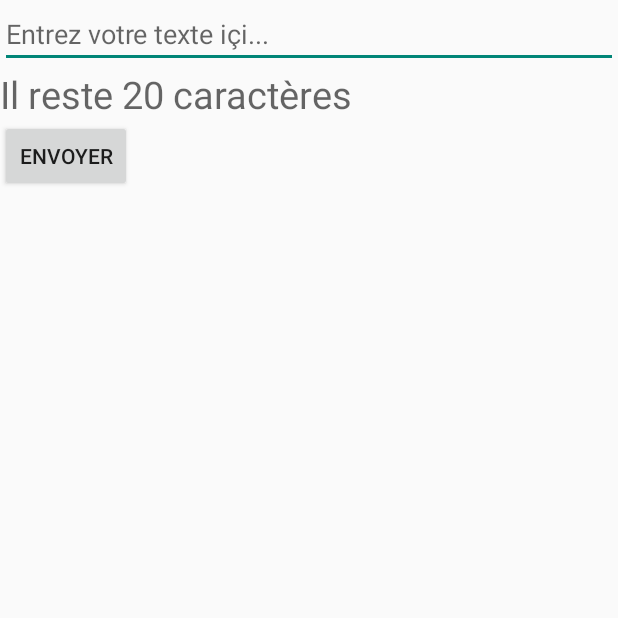
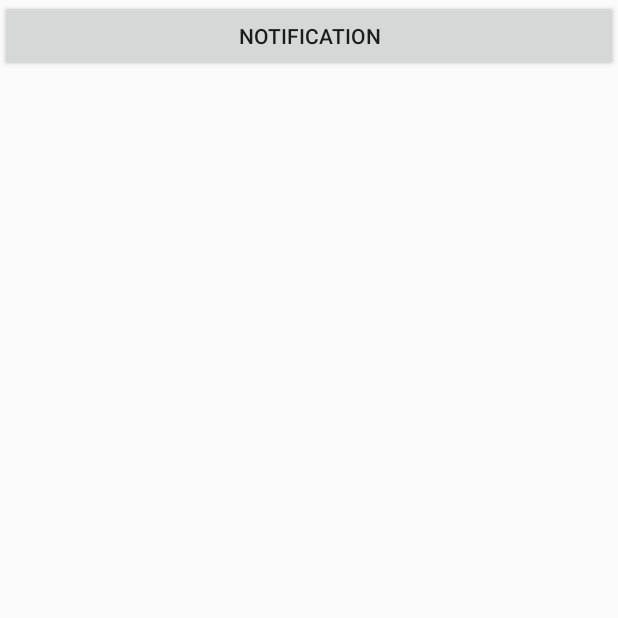
Before and after one commit to lmgichin/formations, an Android app: the screen it shows after launch (TextWatcherActivity before the commit, NotificationActivity after it), on a phone screen of 412 x 824 dp, the top half of it. Run offline under Robolectric (Android 15) with nearby library versions, the phone set to English and light mode, and no system bars.

Commit message:
Ajout NotificationActivity

```diff
--- a/FormationAndroid/app/src/main/AndroidManifest.xml
+++ b/FormationAndroid/app/src/main/AndroidManifest.xml
@@ -8,7 +8,7 @@
         android:label="@string/app_name"
         android:theme="@style/AppTheme" >
         <activity
-            android:name=".TextWatcherActivity"
+            android:name=".NotificationActivity"
             android:label="@string/app_name" >
             <intent-filter>
                 <action android:name="android.intent.action.MAIN" />
--- /dev/null
+++ b/FormationAndroid/app/src/main/java/com/mobiserenity/formationandroid/NotificationActivity.java
@@ -0,0 +1,58 @@
+package com.mobiserenity.formationandroid;
+
+import android.app.Activity;
+import android.app.Notification;
+import android.app.NotificationManager;
+import android.app.PendingIntent;
+import android.content.Intent;
+import android.os.Bundle;
+import android.view.View;
+import android.widget.Button;
+
+/**
+ * Created by lucio on 27/08/15.
+ */
+public class NotificationActivity extends Activity {
+
+    private int notificationId = 1;
+    private int REQUEST_CODE = 10;
+
+    public void onCreate(Bundle savedInstanceState) {
+
+        super.onCreate(savedInstanceState);
+        setContentView(R.layout.act_notification);
+
+        Button addNotificationBtn = (Button) findViewById(R.id.addNotification);
+
+        addNotificationBtn.setOnClickListener(new View.OnClickListener() {
+            @Override
+            public void onClick(View v) {
+                createSimpleNotification();
+            }
+        });
+    }
+
+    protected void createSimpleNotification() {
+        final NotificationManager notificationManager = (NotificationManager) getSystemService(NOTIFICATION_SERVICE);
+        final Intent notificationIntent = new Intent(this,NotificationActivity.class);
+
+        final PendingIntent notificationPendingIntent =
+                PendingIntent.getActivity(this, REQUEST_CODE, notificationIntent, PendingIntent.FLAG_ONE_SHOT);
+
+        Notification.Builder notificationBuilder =
+                new Notification.Builder(this)
+                        .setWhen(System.currentTimeMillis())
+                        .setTicker(getResources().getString(
+                                R.string.notification_launching_title))
+                        .setSmallIcon(R.mipmap.ic_launcher)
+                        .setContentTitle(
+                                getResources().getString(R.string.notification_title))
+                        .setContentText(getResources().getString(R.string.notification_desc))
+                        .setContentIntent(notificationPendingIntent);
+
+        PendingIntent pIntent = PendingIntent.getActivity(this, (int) System.currentTimeMillis(), notificationIntent, 0);
+        notificationBuilder.addAction(R.mipmap.ic_launcher, getString(R.string.share), pIntent);
+
+        notificationManager.notify(notificationId, notificationBuilder.getNotification());
+    }
+}
--- /dev/null
+++ b/FormationAndroid/app/src/main/res/layout/act_notification.xml
@@ -0,0 +1,14 @@
+<?xml version="1.0" encoding="utf-8"?>
+<LinearLayout
+    xmlns:android="http://schemas.android.com/apk/res/android"
+    android:layout_width="fill_parent"
+    android:layout_height="fill_parent"
+    android:orientation="vertical" >
+
+    <Button
+        android:layout_width="fill_parent"
+        android:layout_height="wrap_content"
+        android:text="@string/addNotification"
+        android:id="@+id/addNotification" />
+
+</LinearLayout>
--- a/FormationAndroid/app/src/main/res/values/strings.xml
+++ b/FormationAndroid/app/src/main/res/values/strings.xml
@@ -9,4 +9,9 @@
     <string name="wat_nbChar">Il reste 20 caractères</string>
     <string name="wat_sendMessage">Envoyer</string>
     <string name="wat_msg">Entrez votre texte içi...</string>
+    <string name="addNotification">Notification</string>
+    <string name="notification_launching_title">Titre de la Notification (launching)</string>
+    <string name="notification_title">Titre de la Notification</string>
+    <string name="notification_desc">Description de la Notification</string>
+    <string name="share">Partager</string>
 </resources>
```
